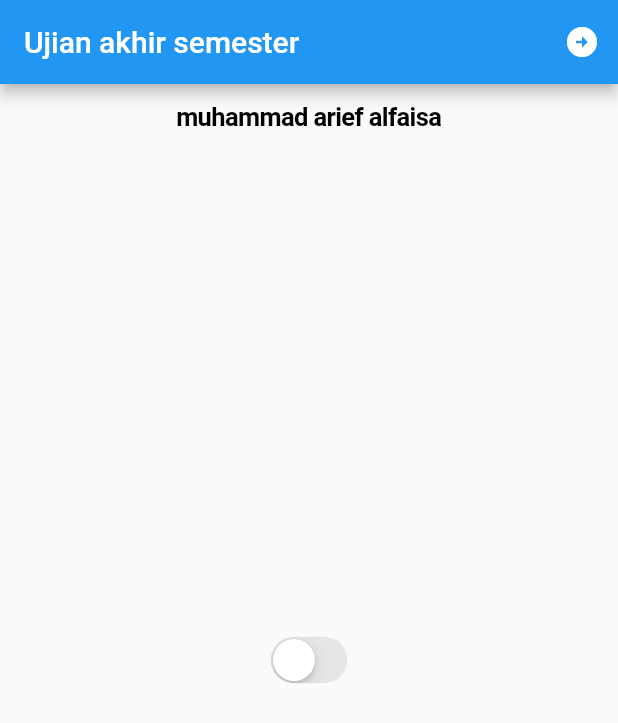
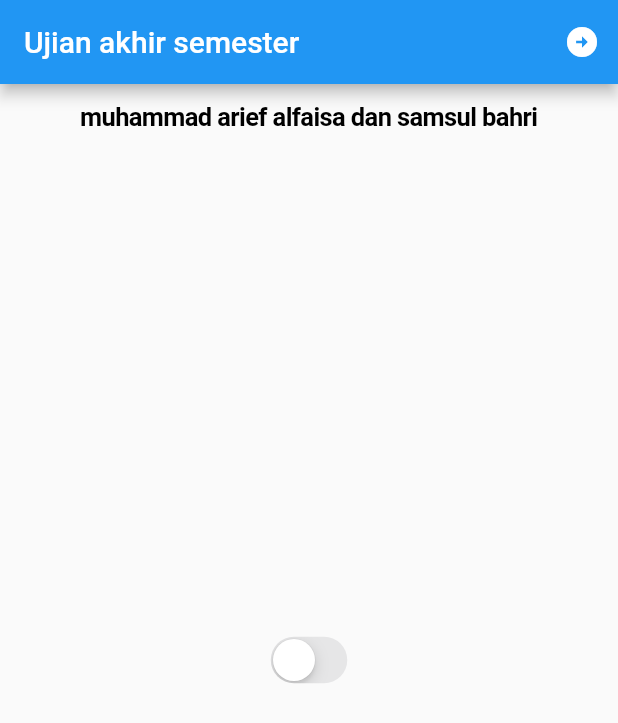
Before and after one commit to Muhal466/uas_app_mobile, a Flutter app: the screen it shows after launch, on a phone screen of 412 x 824 dp. Shown: the top 723 px of the screen. Run offline on Flutter 3.47's test engine with Material 2 defaults, Android fonts, the phone set to English and light mode, and no system bars.

Commit message:
mnegerjakan tugas final

```diff
--- a/lib/cupertino_switch.dart
+++ b/lib/cupertino_switch.dart
@@ -46,7 +46,7 @@ class _CupertinoSwitchDemoState extends State<CupertinoSwitchDemo>
       body: CupertinoPageScaffold(
         navigationBar: CupertinoNavigationBar(
           automaticallyImplyLeading: false,
-          middle: Text('muhammad arief alfaisa'),
+          middle: Text('muhammad arief alfaisa dan samsul bahri'),
         ),
         child: Center(
           child: Semantics(
```
